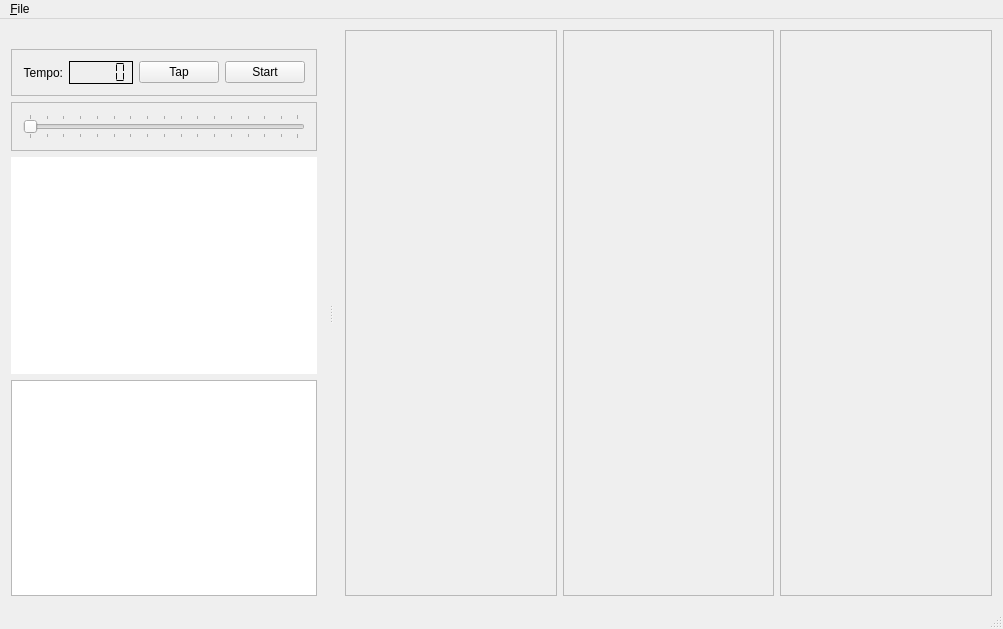
The window that mainwindow.ui (minotor-org/minotor) describes before a commit, drawn with Qt 5.
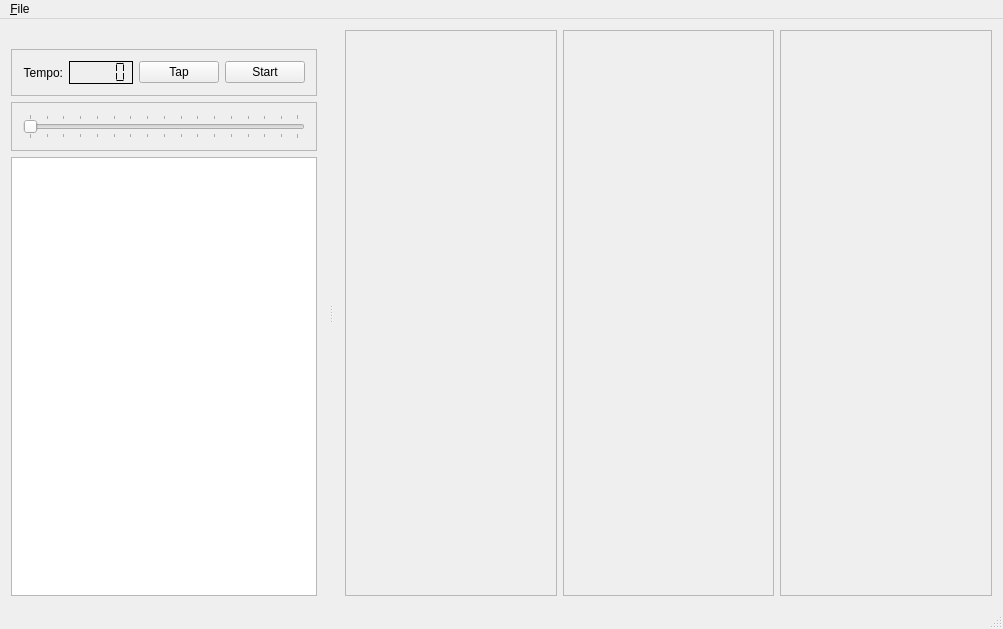
The same window after the commit.

Patch:
```diff
--- a/mainwindow.ui
+++ b/mainwindow.ui
@@ -174,17 +174,7 @@
       </widget>
      </item>
      <item>
-      <widget class="QGraphicsView" name="gvChannel1">
-       <property name="frameShape">
-        <enum>QFrame::NoFrame</enum>
-       </property>
-       <property name="lineWidth">
-        <number>0</number>
-       </property>
-      </widget>
-     </item>
-     <item>
-      <widget class="QGraphicsView" name="gvChannel2"/>
+      <widget class="QGraphicsView" name="gvGlobal"/>
      </item>
     </layout>
    </widget>
```
